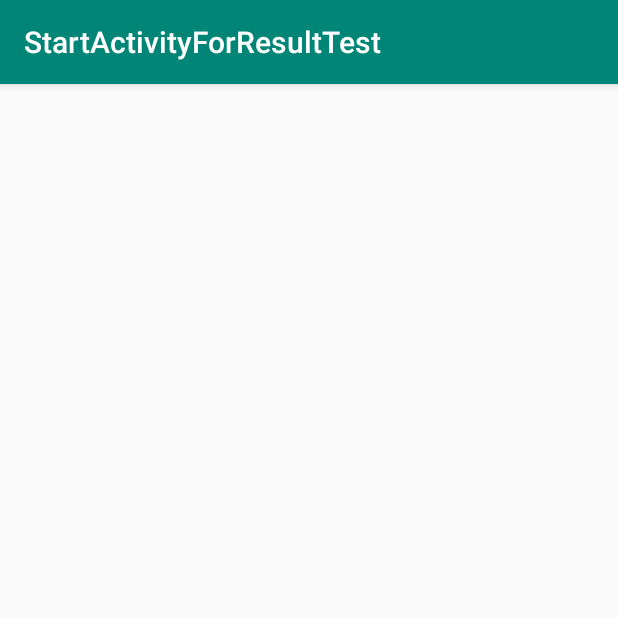
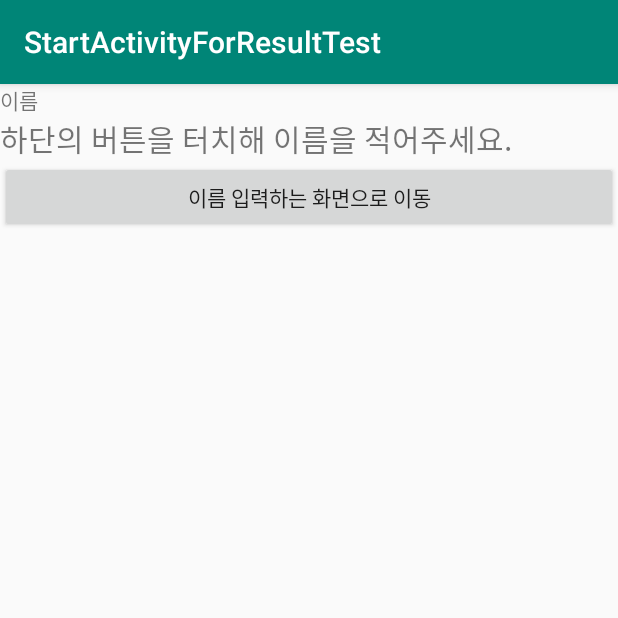
Before and after one commit to cho881020/StartActivityForResultTest, an Android app: the screen it shows after launch (MainActivity), on a phone screen of 412 x 824 dp, the top half of it. Run offline under Robolectric (Android 15) with nearby library versions, the phone set to English and light mode, and no system bars.

Commit message:
메인화면, 사용자정보입력화면 분리

```diff
--- a/app/src/main/AndroidManifest.xml
+++ b/app/src/main/AndroidManifest.xml
@@ -16,6 +16,7 @@
                 <category android:name="android.intent.category.LAUNCHER" />
             </intent-filter>
         </activity>
+        <activity android:name=".EditUserInfoActivity"></activity>
     </application>
 
 </manifest>
--- a/app/src/main/java/tjeit/kr/startactivityforresulttest/MainActivity.java
+++ b/app/src/main/java/tjeit/kr/startactivityforresulttest/MainActivity.java
@@ -1,9 +1,15 @@
 package tjeit.kr.startactivityforresulttest;
 
-import android.support.v7.app.AppCompatActivity;
+import android.content.Intent;
 import android.os.Bundle;
+import android.view.View;
+import android.widget.Button;
+import android.widget.TextView;
 
 public class MainActivity extends BaseActivity {
+
+    private android.widget.TextView nameTxt;
+    private android.widget.Button nameInputBtn;
 
     @Override
     protected void onCreate(Bundle savedInstanceState) {
@@ -17,6 +23,14 @@ public class MainActivity extends BaseActivity {
     @Override
     public void setupEvents() {
 
+        nameInputBtn.setOnClickListener(new View.OnClickListener() {
+            @Override
+            public void onClick(View v) {
+                Intent intent= new Intent(mContext, EditUserInfoActivity.class);
+                startActivity(intent);
+            }
+        });
+
     }
 
     @Override
@@ -27,5 +41,7 @@ public class MainActivity extends BaseActivity {
     @Override
     public void bindViews() {
 
+        this.nameInputBtn = (Button) findViewById(R.id.nameInputBtn);
+        this.nameTxt = (TextView) findViewById(R.id.nameTxt);
     }
 }
--- a/app/src/main/res/layout/activity_main.xml
+++ b/app/src/main/res/layout/activity_main.xml
@@ -7,5 +7,23 @@
     android:orientation="vertical"
     tools:context=".MainActivity">
 
+    <TextView
+        android:layout_width="wrap_content"
+        android:layout_height="wrap_content"
+        android:text="이름"/>
+
+    <TextView
+        android:id="@+id/nameTxt"
+        android:layout_width="wrap_content"
+        android:layout_height="wrap_content"
+        android:textSize="20sp"
+        android:text="하단의 버튼을 터치해 이름을 적어주세요."/>
+
+    <Button
+        android:id="@+id/nameInputBtn"
+        android:layout_width="match_parent"
+        android:layout_height="wrap_content"
+        android:text="이름 입력하는 화면으로 이동"/>
+
 
 </LinearLayout>
```
Also changed, not shown: app/src/main/java/tjeit/kr/startactivityforresulttest/EditUserInfoActivity.java (added, +31 -0 lines), app/src/main/res/layout/activity_edit_user_info.xml (added, +21 -0 lines).
